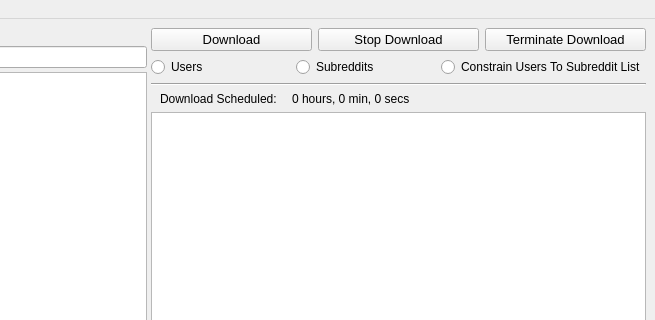
The window that Resources/ui_files/downloader_for_reddit_gui.ui (MalloyDelacroix/DownloaderForReddit) describes before a commit, drawn with Qt 5; both pictures show x 577 to 1232 and y 0 to 320 of the 1232 by 836 pixel window.
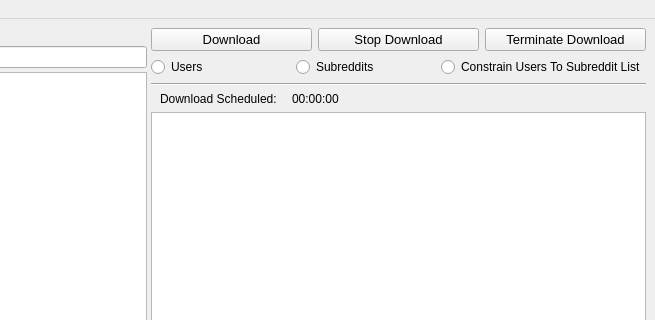
The same window after the commit. Icons and pictures are not drawn.

```diff
--- a/Resources/ui_files/downloader_for_reddit_gui.ui
+++ b/Resources/ui_files/downloader_for_reddit_gui.ui
@@ -287,7 +287,7 @@
           <property name="maximumSize">
            <size>
             <width>16777215</width>
-            <height>20</height>
+            <height>15</height>
            </size>
           </property>
           <layout class="QHBoxLayout" name="horizontalLayout_8">
@@ -316,7 +316,7 @@
               </sizepolicy>
              </property>
              <property name="text">
-              <string>0 hours, 0 min, 0 secs</string>
+              <string>00:00:00</string>
              </property>
             </widget>
            </item>
```
Left out of the diff: 10 changed lines with no effect on the pictures.
